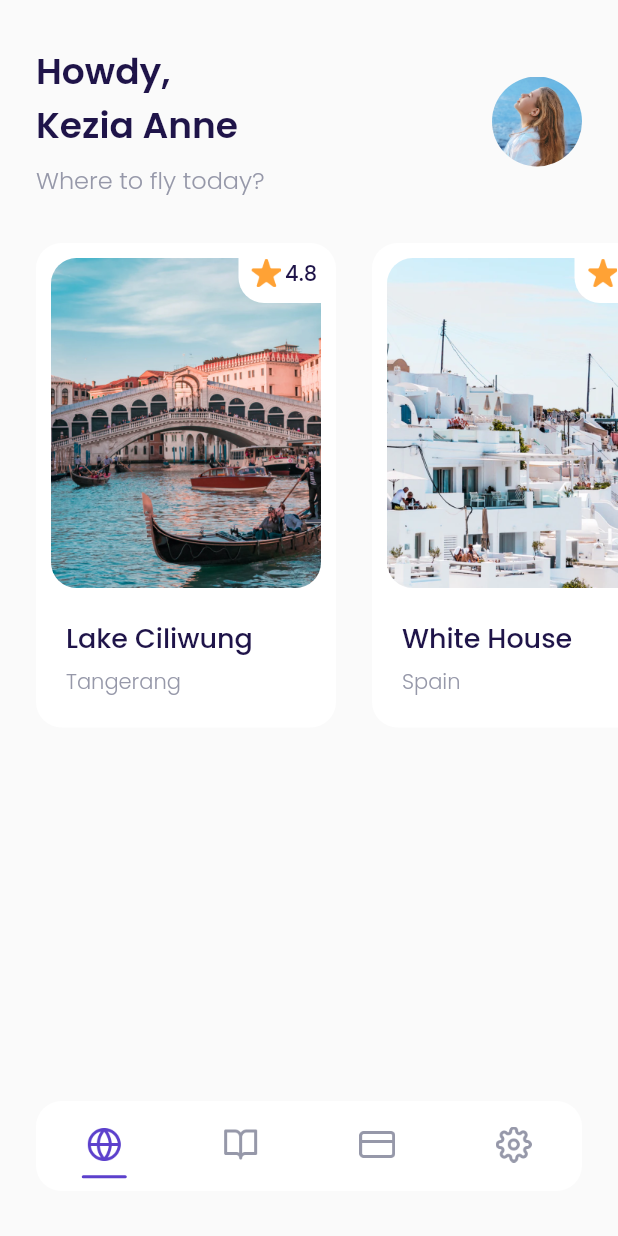
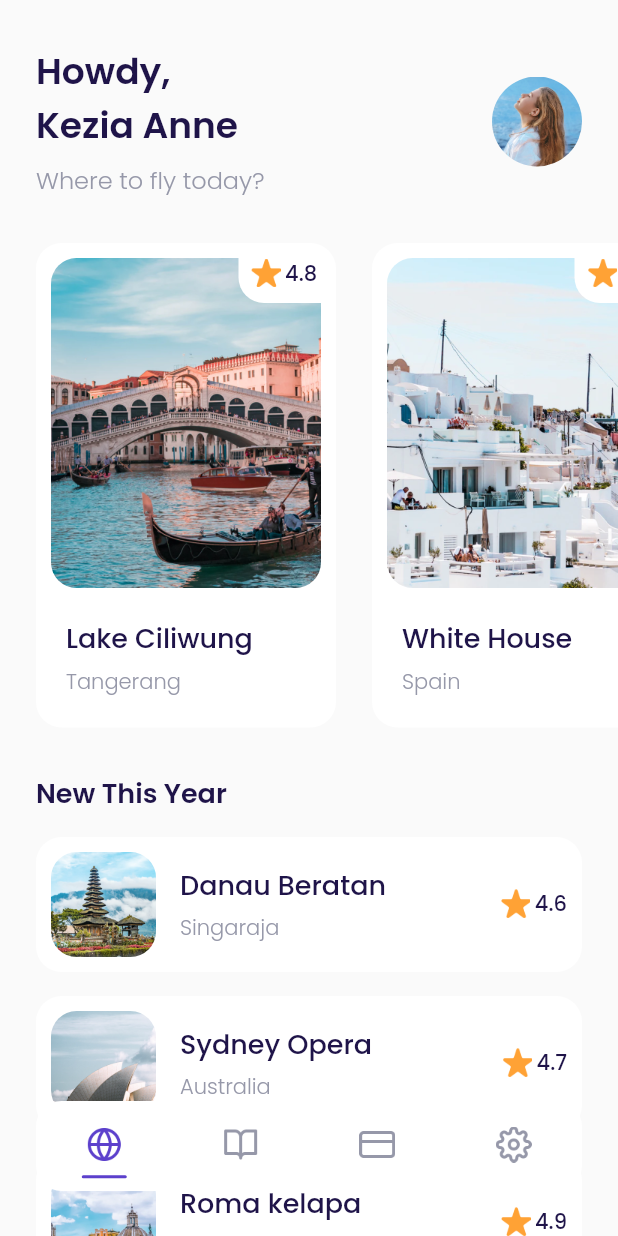
Before and after one commit to adheramaf7/airplane_app, a Flutter app: the MainPage screen opened by its route, on a phone screen of 412 x 824 dp. Run offline on Flutter 3.47's test engine with Material 2 defaults, Android fonts, the phone set to English and light mode, and no system bars; our stand-ins replace google_fonts.

Commit message:
new destinations content

```diff
--- a/lib/ui/pages/home_page.dart
+++ b/lib/ui/pages/home_page.dart
@@ -1,4 +1,5 @@
 import 'package:airplane_app/ui/widgets/destination_card.dart';
+import 'package:airplane_app/ui/widgets/destination_tile.dart';
 import 'package:flutter/material.dart';
 import './../../shared/theme.dart';
 
@@ -84,10 +85,58 @@ class HomePage extends StatelessWidget {
           ),
         );
 
+    Widget newDestinations() => Container(
+          margin: EdgeInsets.only(
+              top: 30, left: defaultMargin, right: defaultMargin, bottom: 120),
+          child: Column(
+            crossAxisAlignment: CrossAxisAlignment.start,
+            children: [
+              Text(
+                'New This Year',
+                style: blackTextStyle.copyWith(
+                  fontSize: 18,
+                  fontWeight: semiBold,
+                ),
+              ),
+              const DestinationTile(
+                title: 'Danau Beratan',
+                city: 'Singaraja',
+                imagePath: 'assets/image_destination6.png',
+                rating: 4.6,
+              ),
+              const DestinationTile(
+                title: 'Sydney Opera',
+                city: 'Australia',
+                imagePath: 'assets/image_destination7.png',
+                rating: 4.7,
+              ),
+              const DestinationTile(
+                title: 'Roma kelapa',
+                city: 'Italy',
+                imagePath: 'assets/image_destination8.png',
+                rating: 4.9,
+              ),
+              const DestinationTile(
+                title: 'Payung Teduh',
+                city: 'Singapore',
+                imagePath: 'assets/image_destination9.png',
+                rating: 4.9,
+              ),
+              const DestinationTile(
+                title: 'Hill',
+                city: 'Monaco',
+                imagePath: 'assets/image_destination10.png',
+                rating: 4.9,
+              ),
+            ],
+          ),
+        );
+
     return ListView(
       children: [
         header(),
         popularDestination(),
+        newDestinations(),
       ],
     );
   }
--- /dev/null
+++ b/lib/ui/widgets/destination_tile.dart
@@ -0,0 +1,84 @@
+import 'package:flutter/material.dart';
+import './../../shared/theme.dart';
+
+class DestinationTile extends StatelessWidget {
+  final String title;
+  final String city;
+  final double rating;
+  final String imagePath;
+
+  const DestinationTile({
+    Key? key,
+    required this.title,
+    required this.city,
+    required this.imagePath,
+    this.rating = 0.0,
+  }) : super(key: key);
+
+  @override
+  Widget build(BuildContext context) {
+    return Container(
+      margin: const EdgeInsets.only(top: 16),
+      padding: const EdgeInsets.all(10),
+      decoration: BoxDecoration(
+        color: kWhiteColor,
+        borderRadius: BorderRadius.circular(defaultRadius),
+      ),
+      child: Row(
+        children: [
+          Container(
+            width: 70,
+            height: 70,
+            margin: const EdgeInsets.only(right: 16),
+            decoration: BoxDecoration(
+              borderRadius: BorderRadius.circular(defaultRadius),
+              image: DecorationImage(
+                fit: BoxFit.cover,
+                image: AssetImage(imagePath),
+              ),
+            ),
+          ),
+          Expanded(
+            child: Column(
+              crossAxisAlignment: CrossAxisAlignment.start,
+              children: [
+                Text(
+                  title,
+                  style:
+                      blackTextStyle.copyWith(fontSize: 18, fontWeight: medium),
+                ),
+                const SizedBox(
+                  height: 5,
+                ),
+                Text(
+                  city,
+                  style: greyTextStyle.copyWith(fontWeight: light),
+                ),
+              ],
+            ),
+          ),
+          Row(
+            mainAxisAlignment: MainAxisAlignment.center,
+            crossAxisAlignment: CrossAxisAlignment.start,
+            children: [
+              Container(
+                width: 20,
+                height: 20,
+                margin: const EdgeInsets.only(right: 3),
+                decoration: const BoxDecoration(
+                  image: DecorationImage(
+                    image: AssetImage('assets/icon_star.png'),
+                  ),
+                ),
+              ),
+              Text(
+                rating.toString(),
+                style: blackTextStyle.copyWith(fontWeight: medium),
+              )
+            ],
+          ),
+        ],
+      ),
+    );
+  }
+}
```
